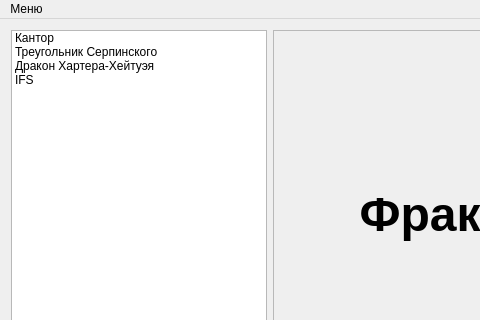
This is mainwindow.ui in DmitryGrayscale/Fractals as Qt 5 draws it before an edit; both pictures show x 0 to 480 and y 0 to 320 of the 700 by 500 pixel window. The edited form follows.
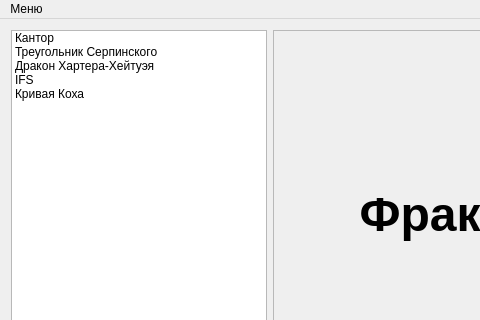
This is the edited form. Icons and pictures are not drawn.

```diff
--- a/mainwindow.ui
+++ b/mainwindow.ui
@@ -49,6 +49,11 @@
         <string>IFS</string>
        </property>
       </item>
+      <item>
+       <property name="text">
+        <string>Кривая Коха</string>
+       </property>
+      </item>
      </widget>
     </item>
     <item row="0" column="1">
```
